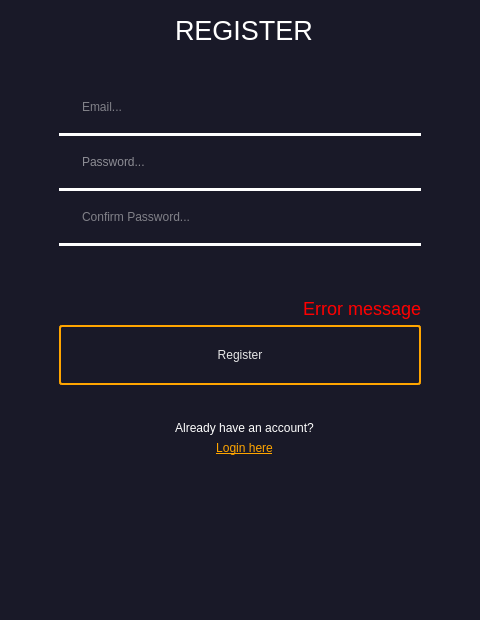
This is ui/register.ui in ohaiyo-simida/Face-Mask_detector-with-alert as Qt 5 draws it before an edit. The edited form follows.
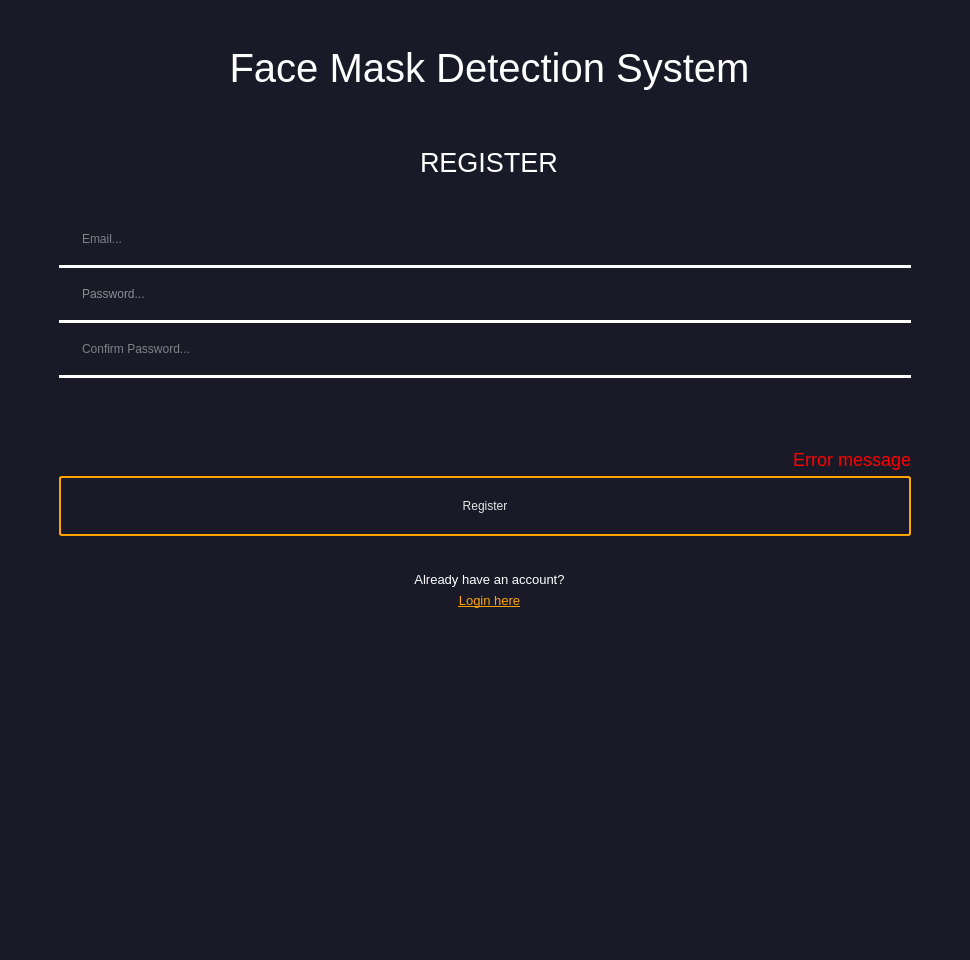
This is the edited form. Icons and pictures are not drawn.

Patch:
```diff
--- a/ui/register.ui
+++ b/ui/register.ui
@@ -6,8 +6,8 @@
    <rect>
     <x>0</x>
     <y>0</y>
-    <width>480</width>
-    <height>620</height>
+    <width>970</width>
+    <height>960</height>
    </rect>
   </property>
   <property name="windowTitle">
@@ -60,6 +60,73 @@
           <property name="topMargin">
            <number>15</number>
           </property>
+          <item>
+           <spacer name="verticalSpacer_3">
+            <property name="orientation">
+             <enum>Qt::Vertical</enum>
+            </property>
+            <property name="sizeType">
+             <enum>QSizePolicy::Preferred</enum>
+            </property>
+            <property name="sizeHint" stdset="0">
+             <size>
+              <width>20</width>
+              <height>10</height>
+             </size>
+            </property>
+           </spacer>
+          </item>
+          <item alignment="Qt::AlignHCenter">
+           <widget class="QLabel" name="label_6">
+            <property name="maximumSize">
+             <size>
+              <width>250</width>
+              <height>250</height>
+             </size>
+            </property>
+            <property name="text">
+             <string/>
+            </property>
+            <property name="pixmap">
+             <pixmap>icons/mask_icon.png</pixmap>
+            </property>
+            <property name="scaledContents">
+             <bool>true</bool>
+            </property>
+            <property name="alignment">
+             <set>Qt::AlignCenter</set>
+            </property>
+           </widget>
+          </item>
+          <item>
+           <widget class="QLabel" name="label_7">
+            <property name="styleSheet">
+             <string notr="true">color:rgb(255, 255, 255); font-size:30pt; text-align: center;</string>
+            </property>
+            <property name="text">
+             <string>Face Mask Detection System</string>
+            </property>
+            <property name="alignment">
+             <set>Qt::AlignCenter</set>
+            </property>
+           </widget>
+          </item>
+          <item>
+           <spacer name="verticalSpacer_4">
+            <property name="orientation">
+             <enum>Qt::Vertical</enum>
+            </property>
+            <property name="sizeType">
+             <enum>QSizePolicy::Preferred</enum>
+            </property>
+            <property name="sizeHint" stdset="0">
+             <size>
+              <width>20</width>
+              <height>50</height>
+             </size>
+            </property>
+           </spacer>
+          </item>
           <item alignment="Qt::AlignHCenter">
            <widget class="QLabel" name="label">
             <property name="styleSheet">
@@ -293,6 +360,11 @@
           </item>
           <item>
            <widget class="QLabel" name="label_5">
+            <property name="font">
+             <font>
+              <pointsize>10</pointsize>
+             </font>
+            </property>
             <property name="styleSheet">
              <string notr="true">color: white;
 padding-top: 30px;</string>
@@ -307,6 +379,12 @@
           </item>
           <item>
            <widget class="QPushButton" name="loginhereButton">
+            <property name="font">
+             <font>
+              <pointsize>10</pointsize>
+              <underline>true</underline>
+             </font>
+            </property>
             <property name="cursor">
              <cursorShape>PointingHandCursor</cursorShape>
             </property>
```
